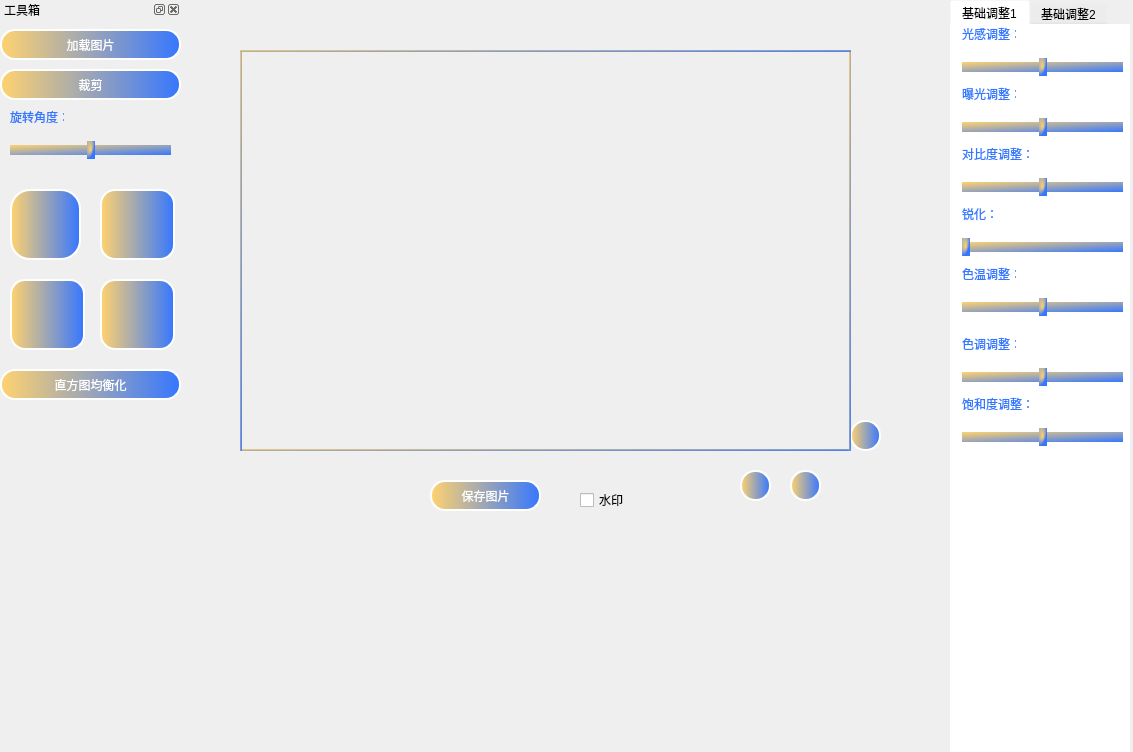
Before: the Qt Designer form qt_demo/mainwindow.ui in Signal-groupproject/digital_signal, drawn with Qt 5.
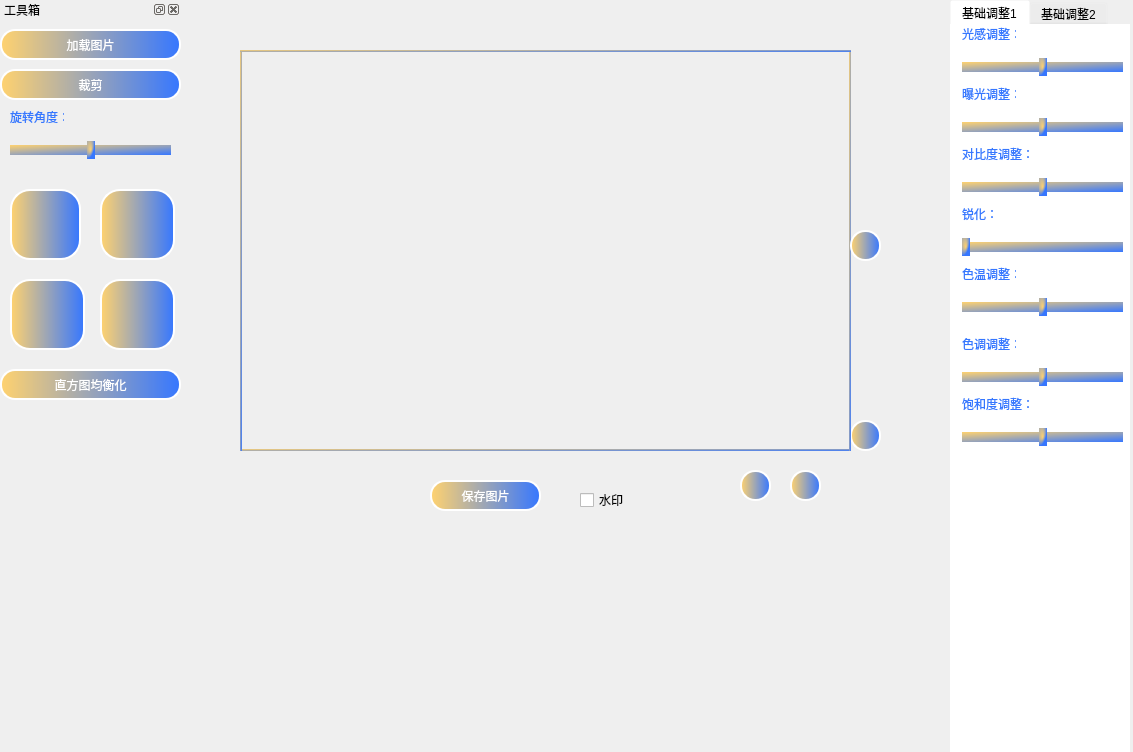
After: the same form once the commit is applied. Icons and pictures are not drawn.

```diff
--- a/qt_demo/mainwindow.ui
+++ b/qt_demo/mainwindow.ui
@@ -253,10 +253,9 @@
      </property>
      <property name="styleSheet">
       <string notr="true">QPushButton {
-    font: 10pt &quot;微软雅黑&quot;;
     color: #FFFFFF;
     background: qlineargradient(spread:pad, x1:0, y1:0, x2:1, y2:0, stop:0 #ffd26f, stop:1 #3677ff);
-    border-radius: 15px;
+    border-radius: 20px;
     border-style: solid;
     border-width: 2px;
     padding: 5px;
@@ -291,10 +290,9 @@
      </property>
      <property name="styleSheet">
       <string notr="true">QPushButton {
-    font: 10pt &quot;微软雅黑&quot;;
     color: #FFFFFF;
     background: qlineargradient(spread:pad, x1:0, y1:0, x2:1, y2:0, stop:0 #ffd26f, stop:1 #3677ff);
-    border-radius: 15px;
+    border-radius: 20px;
     border-style: solid;
     border-width: 2px;
     padding: 5px;
@@ -329,10 +327,9 @@
      </property>
      <property name="styleSheet">
       <string notr="true">QPushButton {
-    font: 10pt &quot;微软雅黑&quot;;
     color: #FFFFFF;
     background: qlineargradient(spread:pad, x1:0, y1:0, x2:1, y2:0, stop:0 #ffd26f, stop:1 #3677ff);
-    border-radius: 15px;
+    border-radius: 20px;
     border-style: solid;
     border-width: 2px;
     padding: 5px;
@@ -595,6 +592,43 @@
      <string/>
     </property>
    </widget>
+   <widget class="QPushButton" name="merge">
+    <property name="geometry">
+     <rect>
+      <x>670</x>
+      <y>230</y>
+      <width>31</width>
+      <height>31</height>
+     </rect>
+    </property>
+    <property name="styleSheet">
+     <string notr="true">QPushButton {
+    font: 10pt &quot;微软雅黑&quot;;
+    color: #FFFFFF;
+    background: qlineargradient(spread:pad, x1:0, y1:0, x2:1, y2:0, stop:0 #ffd26f, stop:1 #3677ff);
+    border-radius: 15px;
+    border-style: solid;
+    border-width: 2px;
+    padding: 5px;
+}
+
+QPushButton:hover,
+QPushButton:pressed,
+QPushButton:checked {
+    color: #FFFFFF;
+    background: qlineargradient(spread:pad, x1:0, y1:0, x2:1, y2:0, stop:0 #ffd26f, stop:1 #3677ff);
+}
+
+QPushButton:pressed,
+QPushButton:checked {
+    background: qlineargradient(spread:pad, x1:0, y1:0, x2:0, y2:1, stop:0 #ffd26f, stop:1 #3677ff);
+}
+</string>
+    </property>
+    <property name="text">
+     <string/>
+    </property>
+   </widget>
   </widget>
   <widget class="QTabWidget" name="tabWidget">
    <property name="geometry">
```
